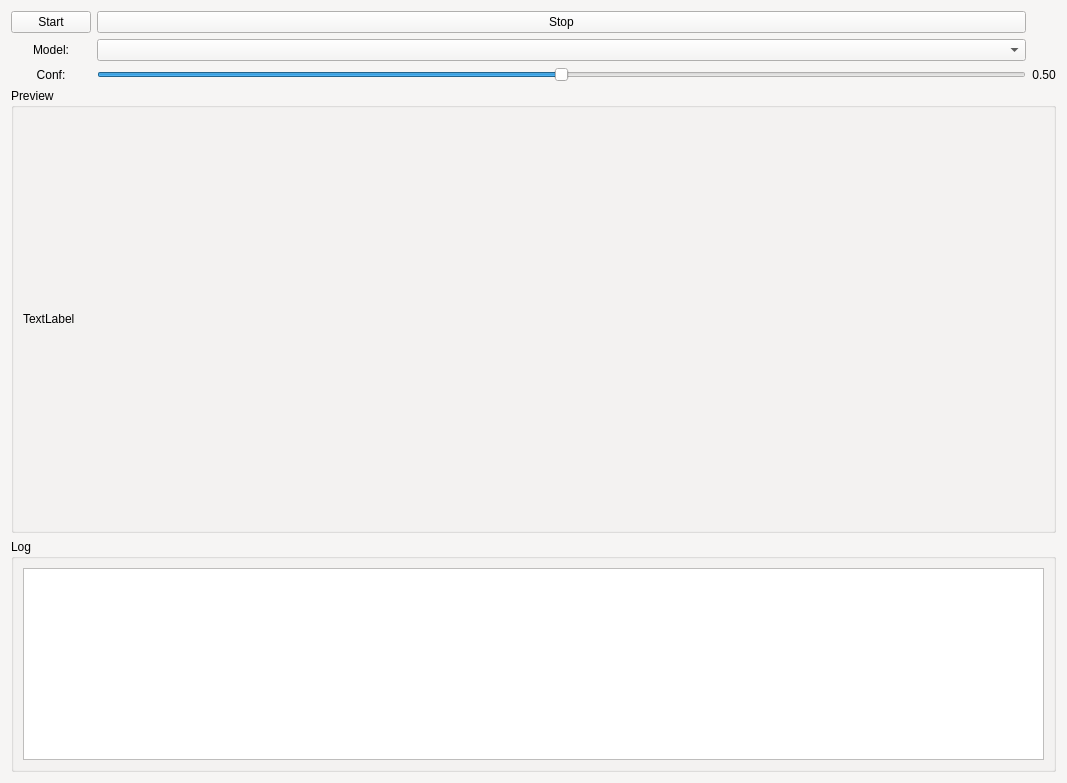
The window that objectdetectiontab.ui (nabeel-okal/AR4-ARM-Robot) describes before a commit, drawn with Qt 5.
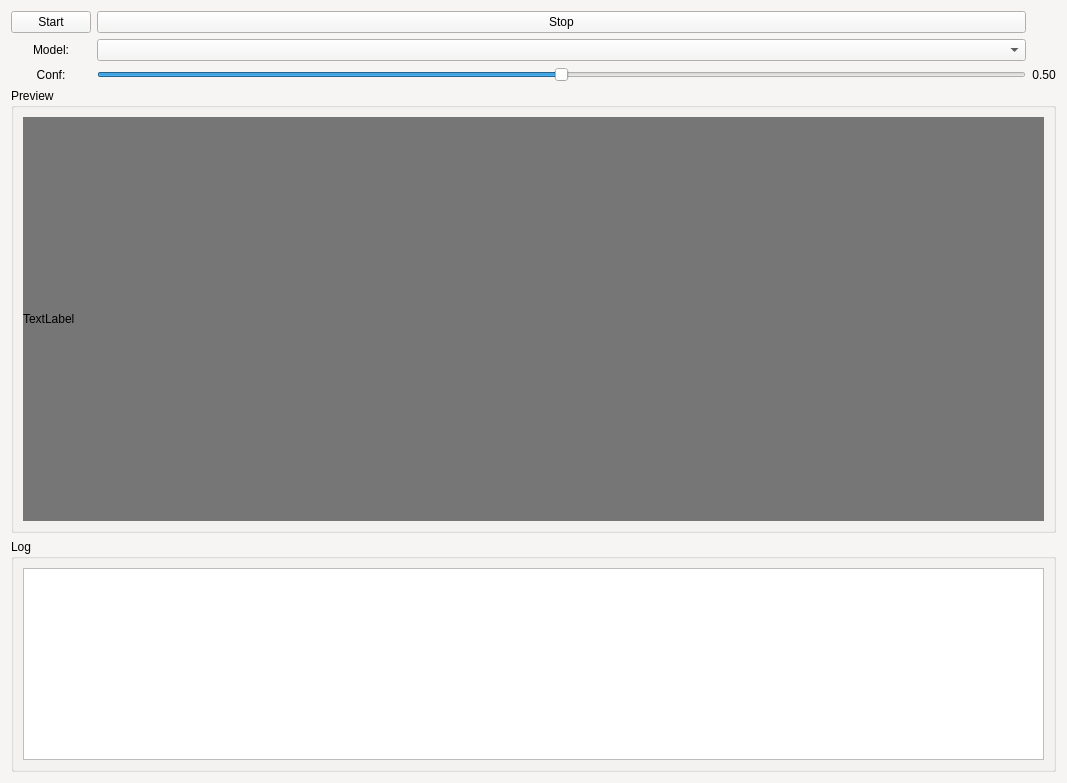
The same window after the commit.

Patch:
```diff
--- a/objectdetectiontab.ui
+++ b/objectdetectiontab.ui
@@ -582,6 +582,11 @@
           <height>240</height>
          </size>
         </property>
+        <property name="styleSheet">
+         <string notr="true">QLabel {
+	background-color: #767676;
+}</string>
+        </property>
         <property name="text">
          <string>TextLabel</string>
         </property>
```
